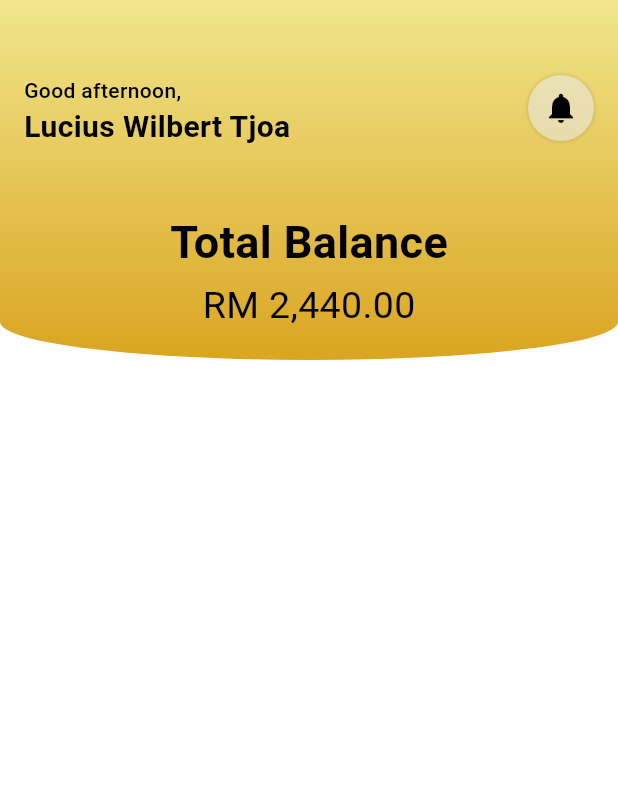
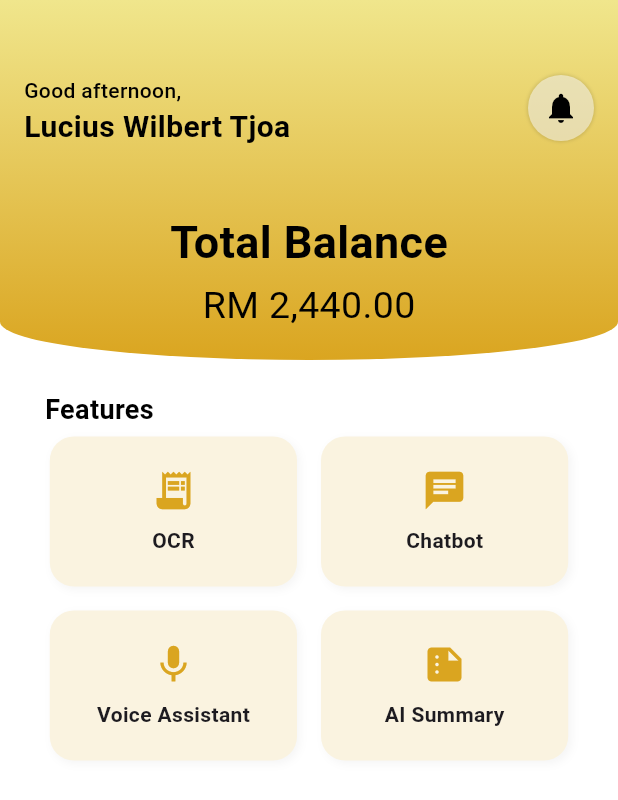
Before and after one commit to luciuswilbert/expenseApp, a Flutter app: the HomePage screen opened directly, on a phone screen of 412 x 824 dp. Shown: the top 800 px of the screen. Run offline on Flutter 3.47's test engine with Material 3 defaults, Android fonts, the light colour scheme and no system bars; our stand-ins replace carousel_slider, cloud_firestore, firebase_auth, firebase_core, firebase_storage, google_sign_in and 1 more; accounts and stored records are empty.

Commit message:
Home Page and profile done

```diff
--- a/lib/main.dart
+++ b/lib/main.dart
@@ -1,3 +1,4 @@
+import 'package:expense_app_project/pages/add_expense/ocr_add_expense.dart';
 import 'package:expense_app_project/pages/login_register/google_profile.dart';
 import 'package:expense_app_project/pages/login_register/login_register_screen.dart';
 import 'package:expense_app_project/pages/login_register/login_screen.dart';
@@ -54,7 +55,6 @@ class MyApp extends StatelessWidget {
         routes: {
           "/saving-profile": (context) => const SavingProfileScreen(),
           "/profile-success": (context) => const ProfileSuccessScreen(),
-
           "/":
               (context) => SplashScreen(
                 nextScreen: LoginRegisterScreen(),
@@ -63,6 +63,7 @@ class MyApp extends StatelessWidget {
           "/login": (context) => LoginScreen(),
           "/sign-up": (context) => SignUpScreen(),
           "/profile": (context) => ProfileScreen(),
+          "/ocr": (context) => OCRAddExpensePage(),
         },
       ),
     );
@@ -84,15 +85,6 @@ class _MainScreenState extends State<MainScreen> {
       _selectedIndex = index;
     });
   }
-
-  // ElevatedButton(
-  //         onPressed: () async {
-  //           await FirebaseAuth.instance.signOut();
-  //           Navigator.pushReplacementNamed(context, "/login");
-  //         },
-  //         child: const Text("Logout"),
-  //       ),
-  //     ),
 
   @override
   Widget build(BuildContext context) {
--- a/lib/pages/home/home_page.dart
+++ b/lib/pages/home/home_page.dart
@@ -10,20 +10,22 @@ class HomePage extends StatefulWidget {
 }
 
 class _HomePageState extends State<HomePage> {
-
   @override
   Widget build(BuildContext context) {
     return Scaffold(
       backgroundColor: Colors.white,
-      body: Stack(
+      body: SingleChildScrollView( // ✅ Ensures full page is scrollable
+        child: Column(
           children: [
-          /// ✅ Reusable Curved Yellow Background
+            Stack(
+              children: [
+                /// ✅ Yellow Curved Background
                 const CurvedBottomContainer(height: 240),
 
-          /// ✅ Reusable Notification Icon
+                /// ✅ Notification Button
                 const NotificationButton(),
 
-          /// ✅ Greeting Text (Aligned with Notification Icon)
+                /// ✅ Greeting Text
                 Positioned(
                   top: 50,
                   left: 16,
@@ -42,40 +44,99 @@ class _HomePageState extends State<HomePage> {
                   ),
                 ),
 
-          /// ✅ Total Balance Section (Balance + Eye Icon)
+                /// ✅ Total Balance
                 Positioned(
-            top: 140, // Adjusted position to move it lower
+                  top: 140,
                   left: 0,
                   right: 0,
                   child: Column(
-              children: [
-                const Text(
+                    children: const [
+                      Text(
                         'Total Balance',
                         style: TextStyle(fontSize: 30, fontWeight: FontWeight.bold, color: Colors.black),
                       ),
-                const SizedBox(height: 3),
-
-                /// ✅ Balance + Eye Icon (Manually Positioned)
-                Stack(
-                  children: [
-                    /// ✅ Balance (Perfectly Centered)
-                    const Align(
-                      alignment: Alignment.center,
-                      child: Text(
+                      SizedBox(height: 3),
+                      Text(
                         'RM 2,440.00',
-                        style: TextStyle(
-                          fontSize: 25,
-                          color: Colors.black,
-                        ),
-                      ),
-                    ),
-                  ],
+                        style: TextStyle(fontSize: 25, color: Colors.black),
                       ),
                     ],
                   ),
                 ),
               ],
             ),
+
+            const SizedBox(height: 20), // ✅ Leaves space below the stack
+
+            /// ✅ Features Title
+            Align(
+              alignment: Alignment.centerLeft,
+              child: Padding(
+                padding: const EdgeInsets.fromLTRB(30, 0, 16, 5),
+                child: Text(
+                  "Features",
+                  style: TextStyle(
+                    fontSize: 18,
+                    fontWeight: FontWeight.bold,
+                    color: Colors.black,
+                  ),
+                ),
+              ),
+            ),
+
+
+            /// ✅ Feature Cards (OCR, Chatbot, etc.)
+            Padding(
+              padding: const EdgeInsets.symmetric(horizontal: 16.0),
+
+              child: Wrap(
+                spacing: 16,
+                runSpacing: 16,
+                children: [
+                  _buildFeatureCard(Icons.receipt_long, "OCR", () {
+                    Navigator.pushNamed(context, '/ocr');
+                  }),
+                  _buildFeatureCard(Icons.chat, "Chatbot", () {}),
+                  _buildFeatureCard(Icons.mic, "Voice Assistant", () {}),
+                  _buildFeatureCard(Icons.summarize, "AI Summary", () {}),
+                ],
+              ),
+            ),
+
+            const SizedBox(height: 40), // Padding at bottom
+          ],
+        ),
+      ),
+    );
+  }
+
+  /// ✅ Reusable Feature Card
+  Widget _buildFeatureCard(IconData icon, String label, VoidCallback onTap) {
+    return GestureDetector(
+      onTap: onTap,
+      child: Container(
+        width: MediaQuery.of(context).size.width * 0.4,
+        height: 100,
+        decoration: BoxDecoration(
+          color: const Color(0xFFFAF3E0),
+          borderRadius: BorderRadius.circular(16),
+          boxShadow: [
+            BoxShadow(
+              color: Colors.grey.withOpacity(0.1),
+              blurRadius: 4,
+              offset: const Offset(2, 2),
+            ),
+          ],
+        ),
+        child: Column(
+          mainAxisAlignment: MainAxisAlignment.center,
+          children: [
+            Icon(icon, size: 30, color: const Color(0xffDAA520)),
+            const SizedBox(height: 8),
+            Text(label, style: const TextStyle(fontWeight: FontWeight.bold)),
+          ],
+        ),
+      ),
     );
   }
 }
--- a/lib/pages/profile/profile_page.dart
+++ b/lib/pages/profile/profile_page.dart
@@ -1,3 +1,4 @@
+import 'package:expense_app_project/pages/Onboard/onboard.dart';
 import 'package:flutter/material.dart';
 import 'account_info_page.dart';
 import 'package:expense_app_project/widgets/curved_bottom_container.dart';
@@ -50,13 +51,21 @@ class _ProfilePageState extends State<ProfilePage> {
       ),
       builder: (context) {
         return LogoutDialog(
-          onConfirm: () {
-            print("User logged out");
+          onConfirm: () async {
+            // ✅ Sign out from Firebase
+            await FirebaseAuth.instance.signOut();
+
+            // ✅ Remove all previous routes and go to Onboarding
+            Navigator.of(context).pushAndRemoveUntil(
+              MaterialPageRoute(builder: (context) => const OnboardingScreen()),
+              (Route<dynamic> route) => false,
+            );
           },
         );
       },
     );
   }
+
 
   @override
   Widget build(BuildContext context) {
```
Lines whose indentation alone changed are shown as unchanged.
